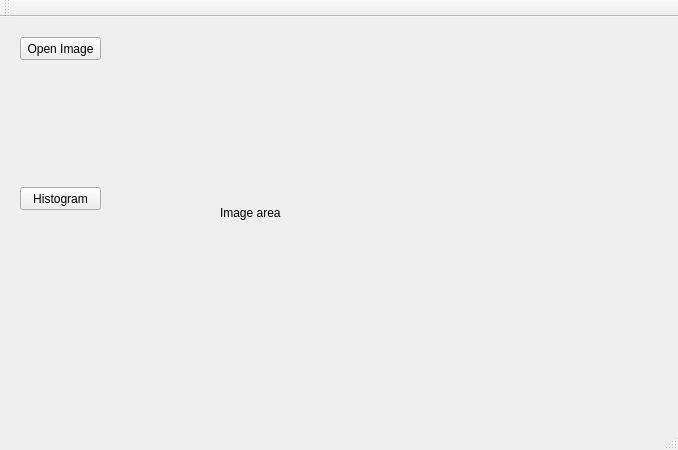
First picture: the form in Chapter 04/UsingHistogram/mainwindow.ui, repository bigfool/opencv-2-cookbook-src, before the edit.
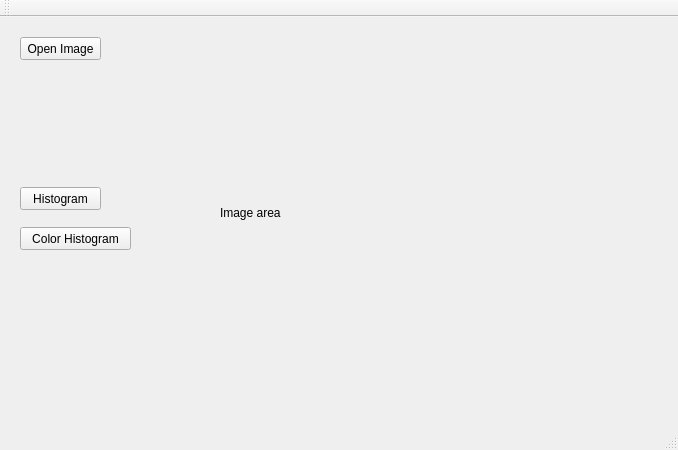
Second picture: the form after the edit.

Commit message: 完成对彩色图片的直方图计算，使用了StrategyColorHistgram类，我用分离彩色图的方法实现，其实这个可以和计算灰度图的直方图重构在一起。

```diff
--- a/Chapter 04/UsingHistogram/mainwindow.ui
+++ b/Chapter 04/UsingHistogram/mainwindow.ui
@@ -53,6 +53,19 @@
      <string>Histogram</string>
     </property>
    </widget>
+   <widget class="QPushButton" name="colorHistButton">
+    <property name="geometry">
+     <rect>
+      <x>20</x>
+      <y>210</y>
+      <width>111</width>
+      <height>23</height>
+     </rect>
+    </property>
+    <property name="text">
+     <string>Color Histogram</string>
+    </property>
+   </widget>
   </widget>
   <widget class="QMenuBar" name="menuBar">
    <property name="geometry">
```
The commit also changes 7 other files.
